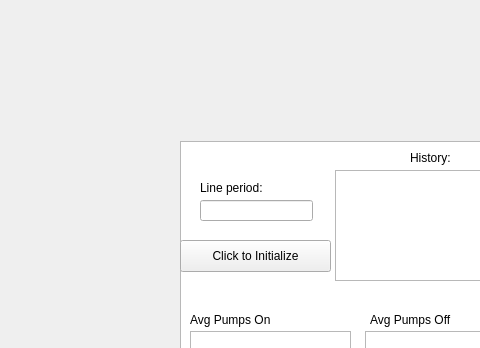
Above: small_gui.ui from mys21/ASRC_TA before the change; both pictures show x 0 to 480 and y 0 to 348 of the 800 by 600 pixel window. Below: the same form after it.
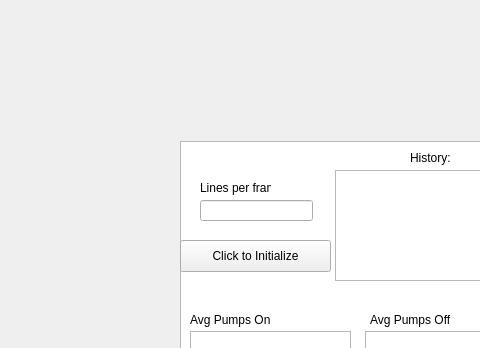
That is the form after the change.

Commit message: added consistent naming

```diff
--- a/small_gui.ui
+++ b/small_gui.ui
@@ -83,7 +83,7 @@
      </rect>
     </property>
     <property name="text">
-     <string>Line period:</string>
+     <string>Lines per frame:</string>
     </property>
    </widget>
    <widget class="QGraphicsView" name="pumpsOnPlot">
```
Left out of the diff: 4 changed lines with no effect on the pictures. The commit also changes 1 other file.
